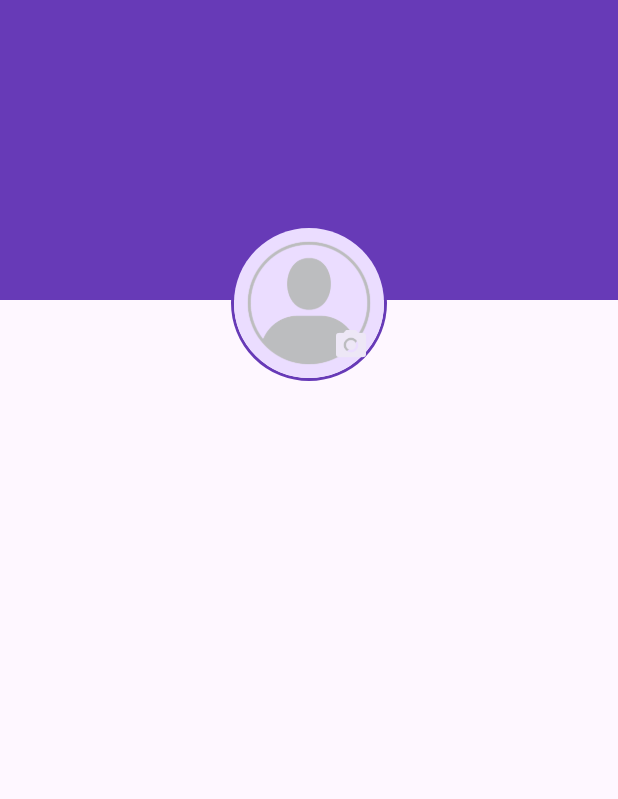
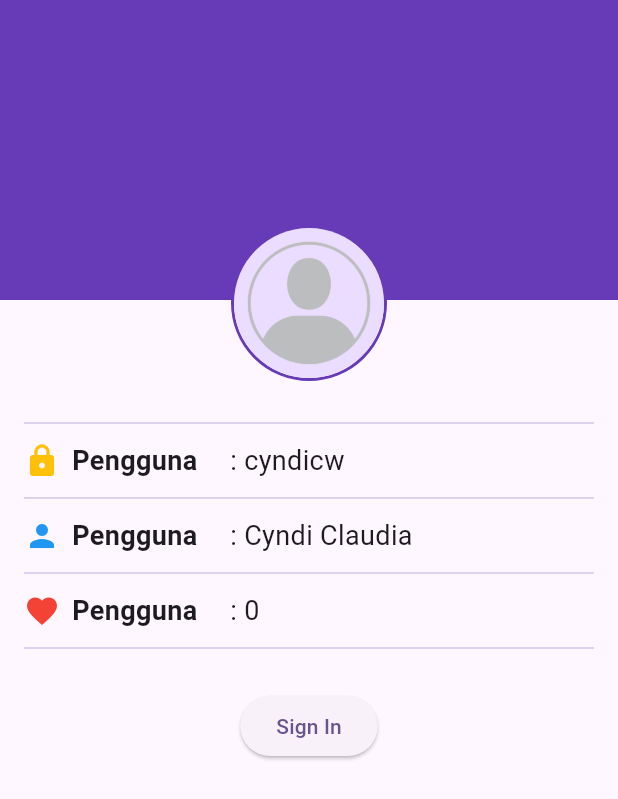
Before and after one commit to 2024-2025-Gasal-PABI-SI5B/project-wisata-candi-si5b-Cyndi1, a Flutter app: the screen it shows after launch, on a phone screen of 412 x 824 dp. Shown: the top 799 px of the screen. Run offline on Flutter 3.47's test engine with Material 3 defaults, Android fonts, the phone set to English and light mode, and no system bars; our stand-ins replace cached_network_image.

Commit message:
bersambung, OTW part 4

```diff
--- a/wisata_candi/lib/screens/profile_screen.dart
+++ b/wisata_candi/lib/screens/profile_screen.dart
@@ -9,10 +9,24 @@ class ProfileScreen extends StatefulWidget {
 
 class _ProfileScreenState extends State<ProfileScreen> {
   // TODO : 1. Deskripsi variabel yang dibutuhkan
-  bool isSignedIn = true;
-  String fullName = '';
-  String userName = '';
+  bool isSignedIn = false;
+  String fullName = 'Cyndi Claudia';
+  String userName = 'cyndicw';
   int favoriteCandiCount = 0;
+
+  //TODO : 5. Implementasi fungsi SignIn
+  void signIn(){
+    setState(() {
+      isSignedIn = !isSignedIn;
+    });
+  }
+
+  //TODO : 6. Implementasi fungsi SignOut
+  void signOut(){
+    setState(() {
+      isSignedIn = !isSignedIn;
+    });
+  }
 
   @override
   Widget build(BuildContext context) {
@@ -28,7 +42,7 @@ class _ProfileScreenState extends State<ProfileScreen> {
             padding: const EdgeInsets.symmetric(horizontal: 16),
             child: Column(
               children: [
-                // TODO : 2. Buat Bagian Profile header
+                // TODO : 2. Buat Bagian Profile header (isinya gambar profil)
                 Align(
                   alignment: Alignment.topCenter,
                   child: Padding(
@@ -43,7 +57,7 @@ class _ProfileScreenState extends State<ProfileScreen> {
                                 width: 2,
                               ),
                               shape: BoxShape.circle),
-                          child: CircleAvatar(
+                          child: const CircleAvatar(
                             radius: 50,
                             backgroundImage:
                                 AssetImage('images/placeholder_image.png'),
@@ -59,9 +73,86 @@ class _ProfileScreenState extends State<ProfileScreen> {
                       ],
                     ),
                   ),
-                )
+                ),
                 // TODO : 3. Buat Bagian Profile Info (isinya info profil)
+                // Baris satu Pengguna
+                const SizedBox(height: 20,),
+                Divider(color: Colors.deepPurple[100],),
+                const SizedBox(height: 4,),
+                Row(
+                  children:[
+                     SizedBox(
+                      width: MediaQuery.of(context).size.width/3,
+                      child:const Row(
+                        children:[
+                          Icon(Icons.lock, color: Colors.amber,),
+                          const SizedBox(width: 8,),
+                          Text('Pengguna', style: TextStyle(fontSize: 18, fontWeight: FontWeight.bold),)
+                        ],
+                      ),
+                    ),
+                    Expanded(
+                      child: Text(': $userName',
+                        style : const TextStyle(fontSize: 18),
+                      )),
+                  ],
+                ),
+                // Baris dua Nama
+                const SizedBox(height: 4,),
+                Divider(color: Colors.deepPurple[100],),
+                const SizedBox(height: 4,),
+                Row(
+                  children:[
+                     SizedBox(
+                      width: MediaQuery.of(context).size.width/3,
+                      child:const Row(
+                        children:[
+                          Icon(Icons.person, color: Colors.blue,),
+                          const SizedBox(width: 8,),
+                          Text('Pengguna', style: TextStyle(fontSize: 18, fontWeight: FontWeight.bold),)
+                        ],
+                      ),
+                    ),
+                    Expanded(
+                      child: Text(': $fullName',
+                        style : const TextStyle(fontSize: 18),
+                      )),
+                      if (isSignedIn)
+                        const Icon(Icons.edit),
+                  ],
+                ),
+                // Baris tiga favorit
+                const SizedBox(height: 4,),
+                Divider(color: Colors.deepPurple[100],),
+                const SizedBox(height: 4,),
+                Row(
+                  children:[
+                     SizedBox(
+                      width: MediaQuery.of(context).size.width/3,
+                      child:const Row(
+                        children:[
+                          Icon(Icons.favorite, color: Colors.red,),
+                          const SizedBox(width: 8,),
+                          Text('Pengguna', style: TextStyle(fontSize: 18, fontWeight: FontWeight.bold),)
+                        ],
+                      ),
+                    ),
+                    Expanded(
+                      child: Text(': $favoriteCandiCount',
+                        style : const TextStyle(fontSize: 18),
+                      )
+                    ),
+                  ],
+                ),
                 // TODO : 4. Buat Bagian Profile Action (isinya tombil sign in / sign out)
+                const SizedBox(height: 4,),
+                Divider(color: Colors.deepPurple[100],),
+                const SizedBox(height: 20,),
+
+                isSignedIn
+                  ? TextButton(
+                    onPressed: signOut, child: Text('Sign Out'))
+                  : ElevatedButton(onPressed: signIn, child: Text('Sign In')),
               ],
             ),
           ),
```
